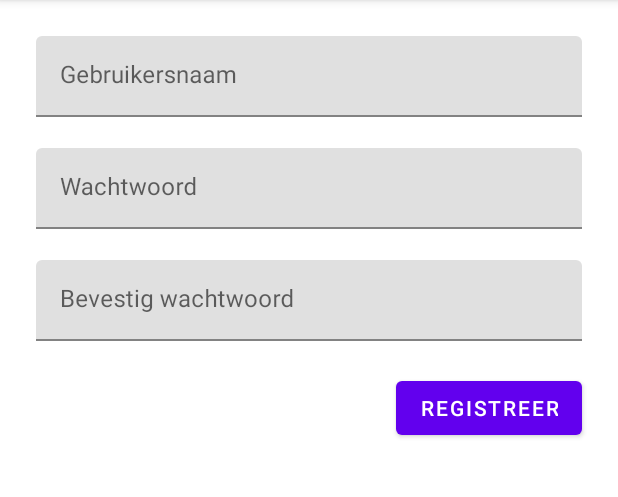
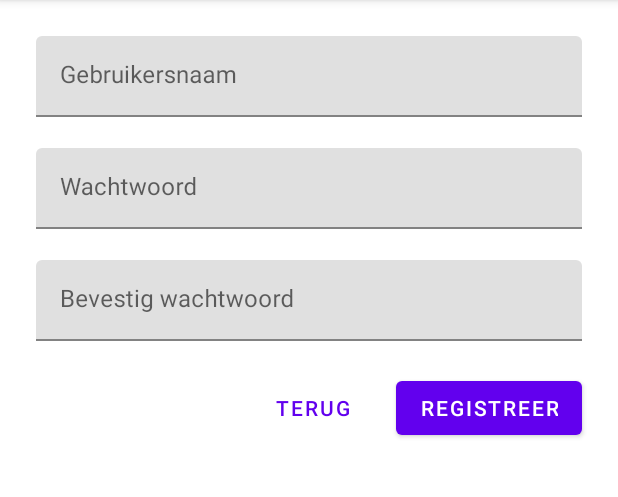
Before and after one commit to devrnt/school-native-apps, an Android app: the screen it shows after launch (MainActivity), after a tap on "REGISTREER", on a phone screen of 412 x 824 dp, the part 84-581 px from its top. Run offline under Robolectric (Android 15) with nearby library versions, the phone set to English and light mode, and no system bars; our stand-ins replace RxJava.

Commit message:
Add back button in registration form

```diff
--- a/app/src/main/java/com/jonasdevrient/citypinboard/RegistreerFragment.kt
+++ b/app/src/main/java/com/jonasdevrient/citypinboard/RegistreerFragment.kt
@@ -26,6 +26,10 @@ class RegistreerFragment : Fragment() {
     override fun onCreateView(inflater: LayoutInflater, container: ViewGroup?,
                               savedInstanceState: Bundle?): View? {
         val view = inflater.inflate(R.layout.registreer_fragment, container, false)
+
+        view.back_button.setOnClickListener {
+            (activity as NavigationHost).navigateTo(LoginFragment(), false) // navigate to next fragment
+        }
 
 
         // Verwijder de error als er meer dan 4 karakters getypt worden
--- a/app/src/main/res/layout/login_fragment.xml
+++ b/app/src/main/res/layout/login_fragment.xml
@@ -73,7 +73,7 @@
                 android:layout_height="wrap_content"
                 android:layout_alignParentTop="true"
                 android:layout_marginTop="0dp"
-                android:layout_marginEnd="11dp"
+                android:layout_marginEnd="12dp"
                 android:layout_toStartOf="@+id/next_button"
                 android:text="@string/register_button" />
 
--- a/app/src/main/res/layout/post_item.xml
+++ b/app/src/main/res/layout/post_item.xml
@@ -1,7 +1,6 @@
 <?xml version="1.0" encoding="utf-8"?>
 <FrameLayout xmlns:android="http://schemas.android.com/apk/res/android"
     xmlns:app="http://schemas.android.com/apk/res-auto"
-    xmlns:tools="http://schemas.android.com/tools"
     android:layout_width="match_parent"
     android:layout_height="wrap_content">
 
@@ -56,8 +55,7 @@
                 android:id="@+id/post_body"
                 style="@style/TextAppearance.MaterialComponents.Body1"
                 android:layout_width="match_parent"
-                android:layout_height="wrap_content"
-                android:text="post omschrijving" />
+                android:layout_height="wrap_content" />
 
             <TextView
                 android:id="@+id/amount_of_likes"
--- a/app/src/main/res/layout/registreer_fragment.xml
+++ b/app/src/main/res/layout/registreer_fragment.xml
@@ -74,6 +74,15 @@
                 android:layout_alignParentRight="true"
                 android:text="@string/register_button" />
 
+            <android.support.design.button.MaterialButton
+                android:id="@+id/back_button"
+                style="@style/Widget.MaterialComponents.Button.TextButton"
+                android:layout_width="wrap_content"
+                android:layout_height="wrap_content"
+                android:layout_marginEnd="12dp"
+                android:layout_toStartOf="@+id/confirm_registreer_button"
+                android:text="@string/back_button" />
+
         </RelativeLayout>
     </LinearLayout>
 </ScrollView>
--- a/app/src/main/res/values/strings.xml
+++ b/app/src/main/res/values/strings.xml
@@ -41,4 +41,6 @@
     <!-- Strings related to sharedPreferences keys -->
     <string name="sp_token_key">com.jonasdevrient.citypinboard.token</string>
 
+    <string name="back_button">Terug</string>
+
 </resources>
```
